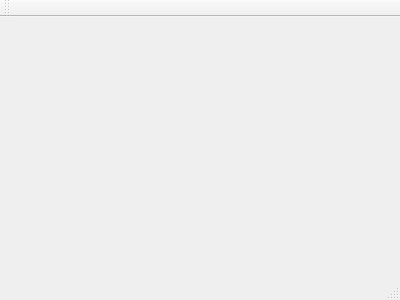
Qt form mainwindow.ui (DarkEric/SEExplorer) before a commit.
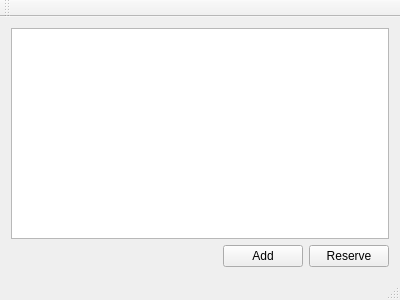
The same form after that commit.

Commit message: Вывод таблицы FilmList и 2 зарезервированые кнопки

Diff of the .ui file:
```diff
--- a/mainwindow.ui
+++ b/mainwindow.ui
@@ -12,13 +12,69 @@
   <property name="windowTitle" >
    <string>MainWindow</string>
   </property>
-  <widget class="QMenuBar" name="menuBar" />
-  <widget class="QToolBar" name="mainToolBar" />
-  <widget class="QWidget" name="centralWidget" />
-  <widget class="QStatusBar" name="statusBar" />
+  <widget class="QWidget" name="centralWidget">
+   <layout class="QGridLayout" name="gridLayout">
+    <item row="0" column="0">
+     <layout class="QVBoxLayout" name="verticalLayout">
+      <item>
+       <widget class="QTableView" name="FilmListTable"/>
+      </item>
+      <item>
+       <layout class="QHBoxLayout" name="horizontalLayout">
+        <item>
+         <spacer name="horizontalSpacer">
+          <property name="orientation">
+           <enum>Qt::Horizontal</enum>
+          </property>
+          <property name="sizeHint" stdset="0">
+           <size>
+            <width>40</width>
+            <height>20</height>
+           </size>
+          </property>
+         </spacer>
+        </item>
+        <item>
+         <widget class="QPushButton" name="addButton">
+          <property name="text">
+           <string>Add</string>
+          </property>
+         </widget>
+        </item>
+        <item>
+         <widget class="QPushButton" name="pushButton_2">
+          <property name="text">
+           <string>Reserve</string>
+          </property>
+         </widget>
+        </item>
+       </layout>
+      </item>
+     </layout>
+    </item>
+   </layout>
+  </widget>
+  <widget class="QMenuBar" name="menuBar">
+   <property name="geometry">
+    <rect>
+     <x>0</x>
+     <y>0</y>
+     <width>400</width>
+     <height>21</height>
+    </rect>
+   </property>
+  </widget>
+  <widget class="QToolBar" name="mainToolBar">
+   <attribute name="toolBarArea">
+    <enum>TopToolBarArea</enum>
+   </attribute>
+   <attribute name="toolBarBreak">
+    <bool>false</bool>
+   </attribute>
+  </widget>
+  <widget class="QStatusBar" name="statusBar"/>
  </widget>
- <layoutDefault spacing="6" margin="11" />
- <pixmapfunction></pixmapfunction>
+ <layoutdefault spacing="6" margin="11"/>
  <resources/>
  <connections/>
 </ui>
```
Left out of the diff: 7 changed lines with no effect on the pictures. The commit also changes 4 other files.
